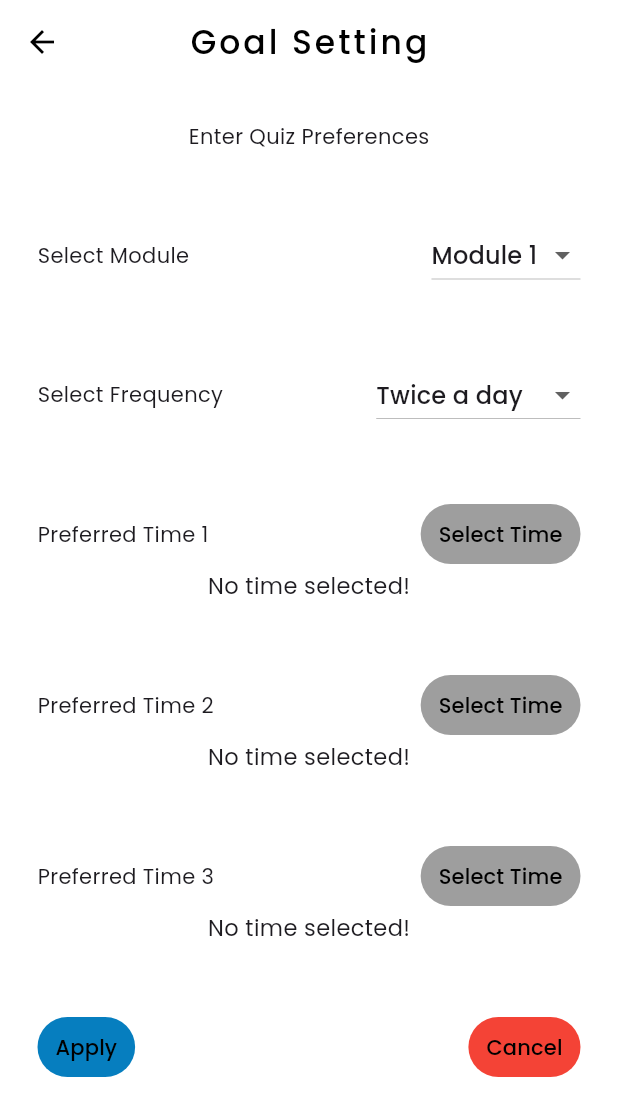
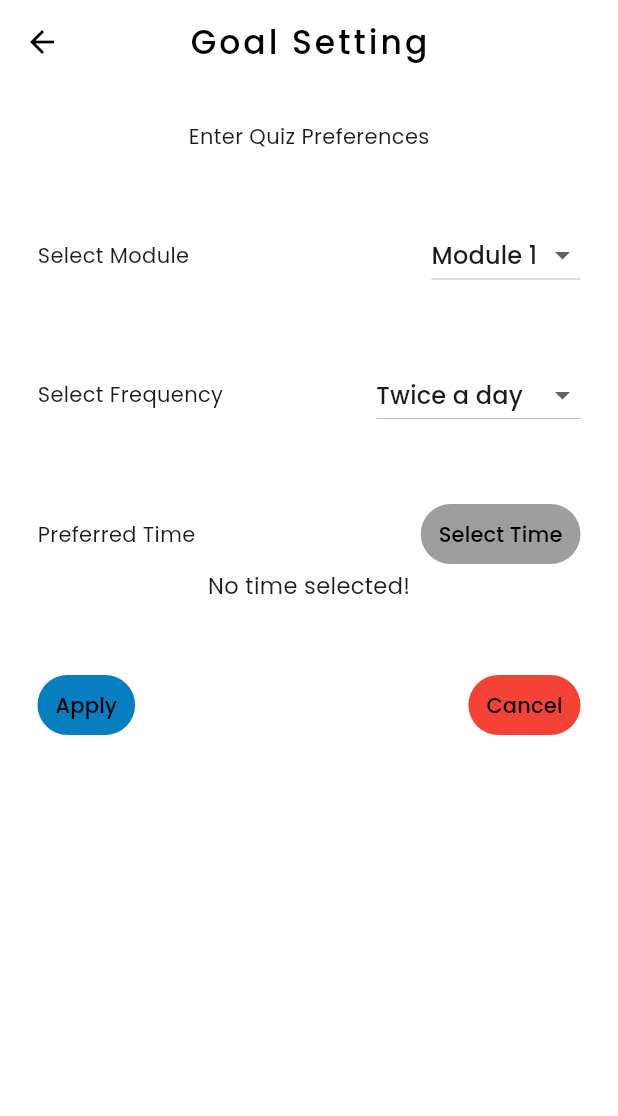
Before and after one commit to banulaperera/Intellectia-Mobile-App-SDGP, a Flutter app: the GoalSetting screen opened directly, on a phone screen of 412 x 824 dp. Shown: the top 1116 px of the screen. Run offline on Flutter 3.47's test engine with Material 3 defaults, Android fonts, the phone set to English and light mode, and no system bars; our stand-ins replace bootstrap_icons, fl_chart, flutter_slidable, flutter_svg, get.

Commit message:
added modifications to preferred time

```diff
--- a/client/lib/screens/setting_screen/goal_setting.dart
+++ b/client/lib/screens/setting_screen/goal_setting.dart
@@ -2,7 +2,8 @@ import 'package:client/constants.dart';
 import 'package:client/screens/home_page/home_page.dart';
 import 'package:client/screens/user_profile/user_profile_main_screen.dart';
 import 'package:flutter/Material.dart';
-import 'package:get/get.dart';
+// import 'package:get/get.dart';
+// import 'package:intl/intl.dart';
 // import 'package:flutter/foundation.dart';
 // import 'package:intl/intl.dart';
 
@@ -16,7 +17,6 @@ class GoalSetting extends StatefulWidget {
 class _GoalSettingState extends State<GoalSetting> {
   TextEditingController moduleController = TextEditingController();
   TextEditingController frequencyController = TextEditingController();
-  TextEditingController time1Controller = TextEditingController();
 
   List<DropdownMenuItem<String>> get moduleDropdownItems {
     List<DropdownMenuItem<String>> moduleMenuItems = [
@@ -122,15 +122,13 @@ class _GoalSettingState extends State<GoalSetting> {
               Row(
                 mainAxisAlignment: MainAxisAlignment.spaceBetween,
                 children: [
-                  const Text('Preferred Time 1'),
-                  // TextButton(
-                  //     onPressed: _show,
-                  //     style: TextButton.styleFrom(
-                  //         backgroundColor: Colors.grey,
-                  //         foregroundColor: Colors.black),
-                  //     child: const Text('Select Time'))
-
-                  time1TextButton(time1Controller)
+                  const Text('Preferred Time'),
+                  TextButton(
+                      onPressed: _show,
+                      style: TextButton.styleFrom(
+                          backgroundColor: Colors.grey,
+                          foregroundColor: Colors.black),
+                      child: const Text('Select Time'))
                 ],
               ),
               Center(
@@ -139,9 +137,10 @@ class _GoalSettingState extends State<GoalSetting> {
                   style: const TextStyle(fontSize: 15),
                 ),
               ),
+
               // Center(
               //     child: TextField(
-              //   controller: timeinput,
+              //   controller: timeInput,
               //   decoration: const InputDecoration(
               //       icon: Icon(Icons.timer), //icon of text field
               //       labelText: "Enter Time" //label text of field
@@ -169,7 +168,7 @@ class _GoalSettingState extends State<GoalSetting> {
               //       //DateFormat() is from intl package, you can format the time on any pattern you need.
 
               //       setState(() {
-              //         timeinput.text =
+              //         timeInput.text =
               //             formattedTime; //set the value of text field.
               //       });
               //     } else {
@@ -177,54 +176,49 @@ class _GoalSettingState extends State<GoalSetting> {
               //     }
               //   },
               // )),
-              const SizedBox(
-                height: 45,
-              ),
-              Row(
-                mainAxisAlignment: MainAxisAlignment.spaceBetween,
-                children: [
-                  const Text('Preferred Time 2'),
-                  // TextButton(
-                  //     onPressed: () => _selectTime(context),
-                  //     child: const Text('Select Time'))
-                  TextButton(
-                      onPressed: _show,
-                      style: TextButton.styleFrom(
-                          backgroundColor: Colors.grey,
-                          foregroundColor: Colors.black),
-                      child: const Text('Select Time'))
-                ],
-              ),
-              Center(
-                child: Text(
-                  _selectedTime != null ? _selectedTime! : 'No time selected!',
-                  style: const TextStyle(fontSize: 15),
-                ),
-              ),
-              const SizedBox(
-                height: 45,
-              ),
-              Row(
-                mainAxisAlignment: MainAxisAlignment.spaceBetween,
-                children: [
-                  const Text('Preferred Time 3'),
-                  // TextButton(
-                  //     onPressed: () => _selectTime(context),
-                  //     child: const Text('Select Time'))
-                  TextButton(
-                      onPressed: _show,
-                      style: TextButton.styleFrom(
-                          backgroundColor: Colors.grey,
-                          foregroundColor: Colors.black),
-                      child: const Text('Select Time'))
-                ],
-              ),
-              Center(
-                child: Text(
-                  _selectedTime != null ? _selectedTime! : 'No time selected!',
-                  style: const TextStyle(fontSize: 15),
-                ),
-              ),
+
+              // const SizedBox(
+              //   height: 45,
+              // ),
+              // Row(
+              //   mainAxisAlignment: MainAxisAlignment.spaceBetween,
+              //   children: [
+              //     const Text('Preferred Time 2'),
+              //     TextButton(
+              //         onPressed: _show,
+              //         style: TextButton.styleFrom(
+              //             backgroundColor: Colors.grey,
+              //             foregroundColor: Colors.black),
+              //         child: const Text('Select Time'))
+              //   ],
+              // ),
+              // Center(
+              //   child: Text(
+              //     _selectedTime != null ? _selectedTime! : 'No time selected!',
+              //     style: const TextStyle(fontSize: 15),
+              //   ),
+              // ),
+              // const SizedBox(
+              //   height: 45,
+              // ),
+              // Row(
+              //   mainAxisAlignment: MainAxisAlignment.spaceBetween,
+              //   children: [
+              //     const Text('Preferred Time 3'),
+              //     TextButton(
+              //         onPressed: _show,
+              //         style: TextButton.styleFrom(
+              //             backgroundColor: Colors.grey,
+              //             foregroundColor: Colors.black),
+              //         child: const Text('Select Time'))
+              //   ],
+              // ),
+              // Center(
+              //   child: Text(
+              //     _selectedTime != null ? _selectedTime! : 'No time selected!',
+              //     style: const TextStyle(fontSize: 15),
+              //   ),
+              // ),
               const SizedBox(
                 height: 45,
               ),
@@ -263,23 +257,6 @@ class _GoalSettingState extends State<GoalSetting> {
     );
   }
 
-  // Future<void> _selectTime(BuildContext context) async {
-  //   final TimeOfDay? pickedS = await showTimePicker(
-  //       context: context,
-  //       initialTime: selectedTime,
-  //       builder: (BuildContext context, Widget? child) {
-  //         return MediaQuery(
-  //           data: MediaQuery.of(context).copyWith(alwaysUse24HourFormat: false),
-  //           child: child!,
-  //         );
-  //       });
-  //   if (pickedS != null && pickedS != selectedTime) {
-  //     setState(() {
-  //       selectedTime = pickedS;
-  //     });
-  //   }
-  // }
-
   Future<void> _show() async {
     final TimeOfDay? result =
         await showTimePicker(context: context, initialTime: TimeOfDay.now());
@@ -289,12 +266,4 @@ class _GoalSettingState extends State<GoalSetting> {
       });
     }
   }
-
-  Widget time1TextButton(TextEditingController time1Controller1) {
-    return TextButton(
-        onPressed: _show,
-        style: TextButton.styleFrom(
-            backgroundColor: Colors.grey, foregroundColor: Colors.black),
-        child: const Text('Select Time'));
-  }
 }
```
